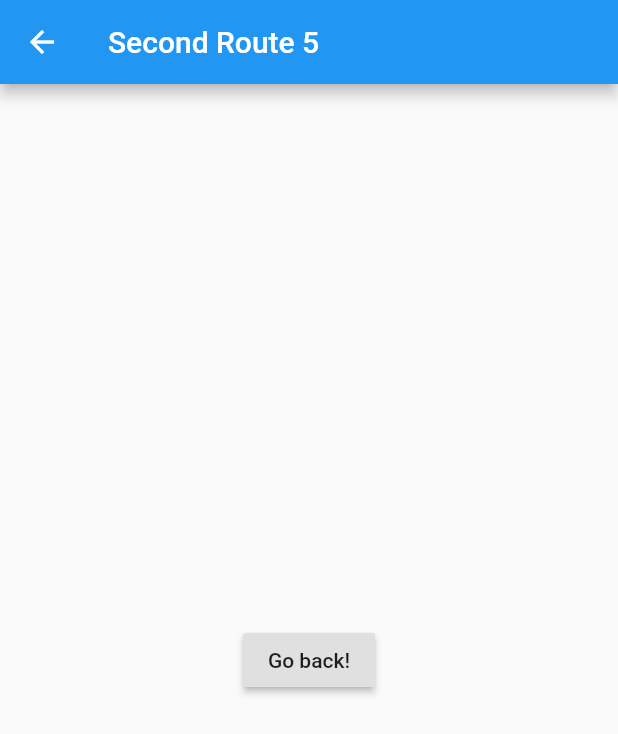
After one commit to guilhermedelyra/champion_selector, a Flutter app: the SecondRoute screen opened directly, on a phone screen of 412 x 824 dp. The commit adds this screen. Shown: the top 734 px of the screen. Run offline on Flutter 3.47's test engine with Material 2 defaults, Android fonts, the light colour scheme and no system bars.

Commit message:
adding navigation

```diff
--- /dev/null
+++ b/lib/search.dart
@@ -0,0 +1,23 @@
+import 'package:flutter/material.dart';
+
+class SecondRoute extends StatelessWidget {
+  final int i;
+  SecondRoute({Key key, @required this.i}) : super(key: key);
+
+  @override
+  Widget build(BuildContext context) {
+    return Scaffold(
+      appBar: AppBar(
+        title: Text("Second Route $i"),
+      ),
+      body: Center(
+        child: RaisedButton(
+          onPressed: () {
+            Navigator.pop(context);
+          },
+          child: Text('Go back!'),
+        ),
+      ),
+    );
+  }
+}
```
Also changed, not shown: lib/main.dart (+22 -14 lines).
